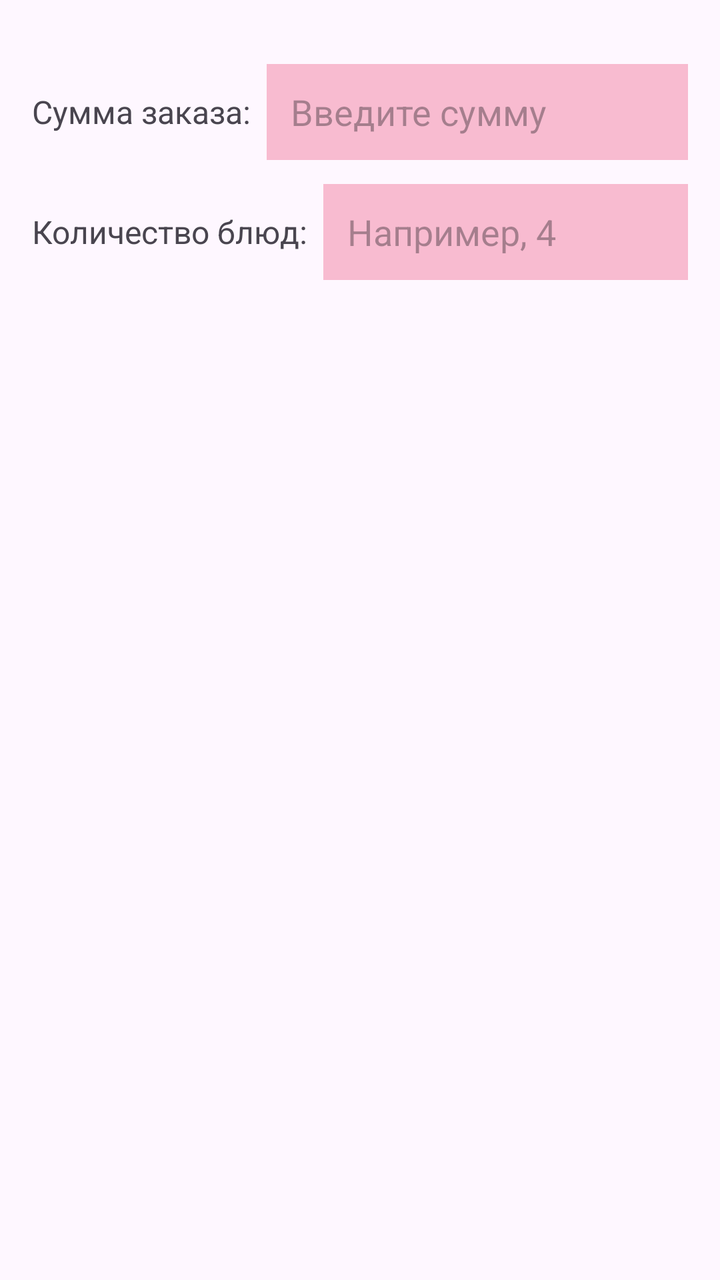
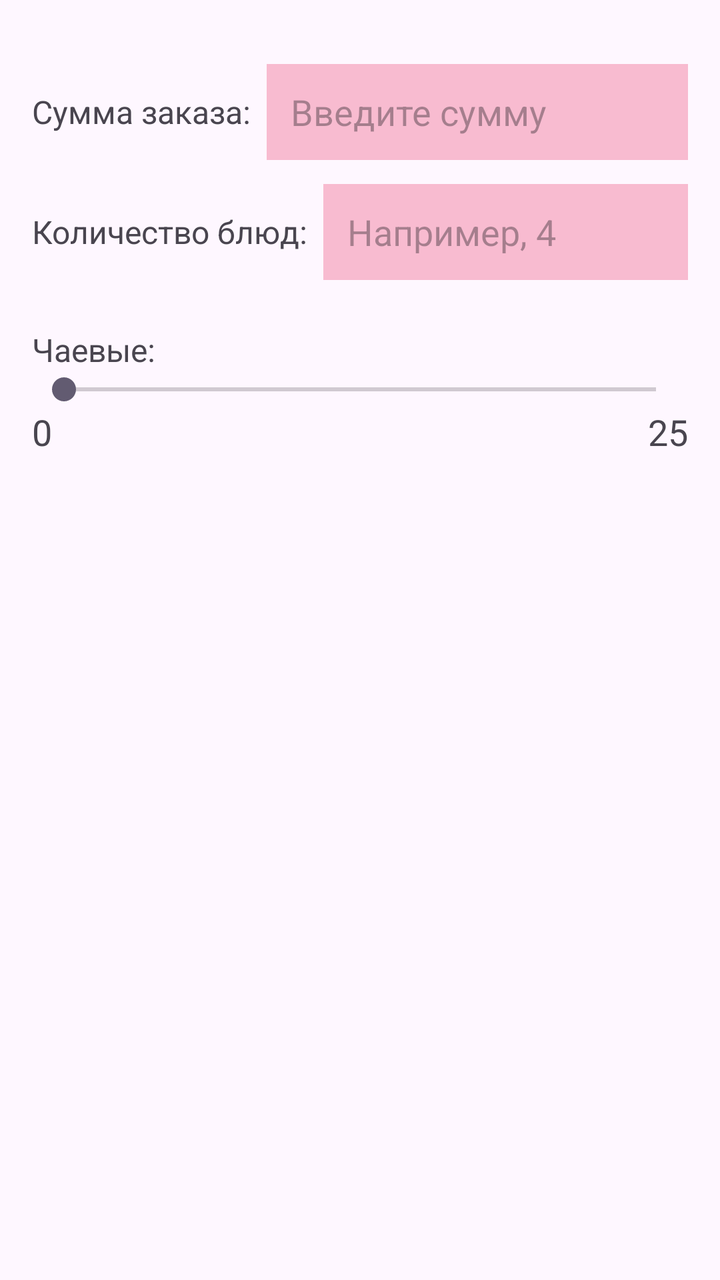

An Android layout rendered at two revisions. The XML below is the earlier revision; the diff shows what the commit changed to produce the second picture.
<!-- AndroidManifest.xml: application theme Theme.TipCalculator -->
<!-- res/layout/activity_main.xml -->
<?xml version="1.0" encoding="utf-8"?>
<LinearLayout xmlns:android="http://schemas.android.com/apk/res/android"
    android:layout_width="match_parent"
    android:layout_height="match_parent"
    android:orientation="vertical"
    android:padding="16dp">

    
    <LinearLayout
        android:layout_width="match_parent"
        android:layout_height="wrap_content"
        android:orientation="horizontal"
        android:gravity="center_vertical"
        android:layout_marginTop="16dp">

        <TextView
            android:layout_width="wrap_content"
            android:layout_height="wrap_content"
            android:text="Сумма заказа:"
            android:textSize="16sp"/>

        <EditText
            android:id="@+id/etSum"
            android:layout_width="0dp"
            android:layout_height="48dp"
            android:minHeight="48dp"
            android:layout_weight="1"
            android:layout_marginStart="8dp"
            android:background="#F8BBD0"
            android:hint="Введите сумму"
            android:inputType="numberDecimal"
            android:paddingHorizontal="12dp"/>
    </LinearLayout>

    
    <LinearLayout
        android:layout_width="match_parent"
        android:layout_height="wrap_content"
        android:orientation="horizontal"
        android:gravity="center_vertical"
        android:layout_marginTop="12dp">

        <TextView
            android:layout_width="wrap_content"
            android:layout_height="wrap_content"
            android:text="Количество блюд:"
            android:textSize="16sp"/>

        <EditText
            android:id="@+id/etCount"
            android:layout_width="0dp"
            android:layout_height="48dp"
            android:minHeight="48dp"
            android:layout_weight="1"
            android:layout_marginStart="8dp"
            android:background="#F8BBD0"
            android:hint="Например, 4"
            android:inputType="number"
            android:paddingHorizontal="12dp"/>
    </LinearLayout>

</LinearLayout>
<!-- resources referenced by this layout -->
<resources>
  <style name="Theme.TipCalculator" parent="Base.Theme.TipCalculator" />
  <style name="Base.Theme.TipCalculator" parent="Theme.Material3.DayNight.NoActionBar">
          
          
      </style>
</resources>

<!-- the commit's change to res/layout/activity_main.xml (unified diff, before → after) -->
@@ -59,4 +59,40 @@
             android:paddingHorizontal="12dp"/>
     </LinearLayout>
 
+    
+    <TextView
+        android:layout_width="wrap_content"
+        android:layout_height="wrap_content"
+        android:text="Чаевые:"
+        android:textSize="16sp"
+        android:layout_marginTop="24dp"/>
+
+    <SeekBar
+        android:id="@+id/seekBar"
+        android:layout_width="match_parent"
+        android:layout_height="wrap_content"
+        android:max="25"
+        android:progress="0"/>
+
+    <LinearLayout
+        android:layout_width="match_parent"
+        android:layout_height="wrap_content"
+        android:orientation="horizontal">
+
+        <TextView
+            android:layout_width="0dp"
+            android:layout_height="wrap_content"
+            android:layout_weight="1"
+            android:text="0"
+            android:textSize="18sp"/>
+
+        <TextView
+            android:layout_width="0dp"
+            android:layout_height="wrap_content"
+            android:layout_weight="1"
+            android:gravity="end"
+            android:text="25"
+            android:textSize="18sp"/>
+    </LinearLayout>
+
 </LinearLayout>
